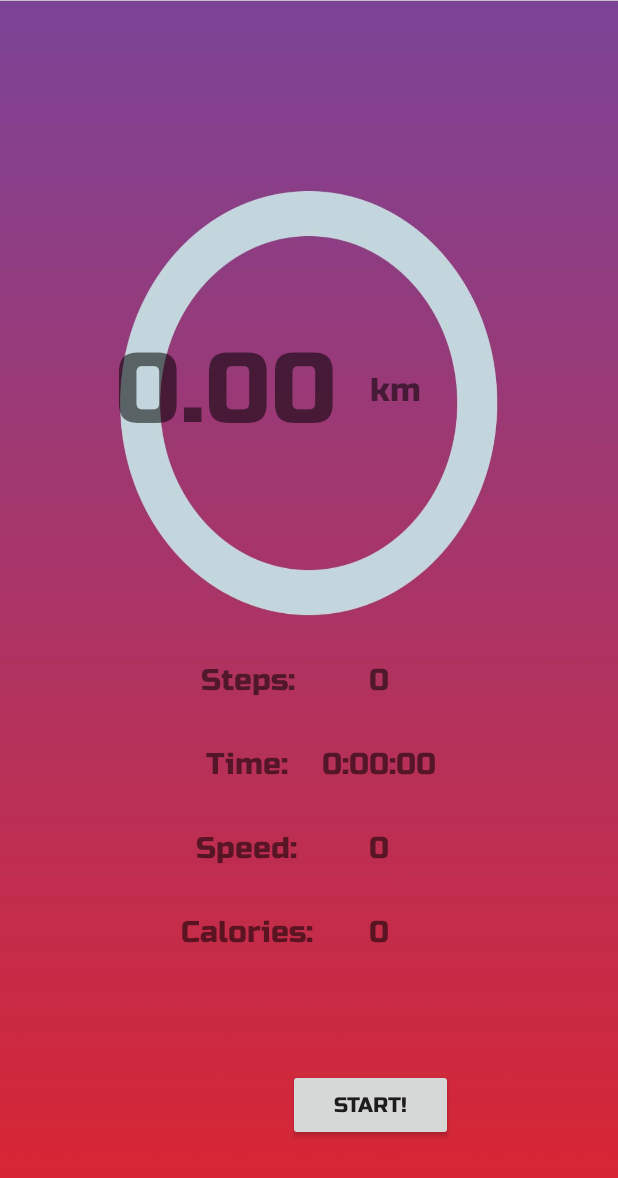
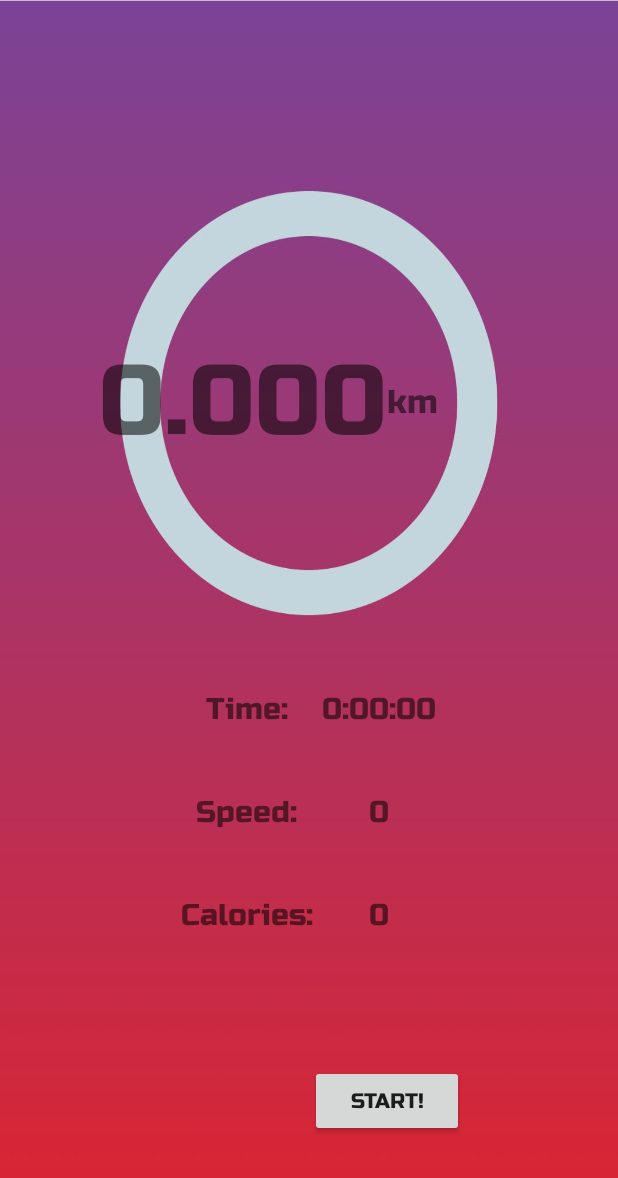
Before and after one commit to 1105959326/IAT359, an Android app: the RecordPage screen opened directly, with no data from a screen before it, on a phone screen of 412 x 824 dp. Shown: the top 1178 px of the screen. Run offline under Robolectric (Android 15) with nearby library versions, the phone set to English and light mode, and no system bars.

Commit message:
recordactivity

```diff
--- a/weFit/app/src/main/java/com/example/wefit/RecordPage.java
+++ b/weFit/app/src/main/java/com/example/wefit/RecordPage.java
@@ -1,12 +1,13 @@
 package com.example.wefit;
 
-import android.Manifest;
 import android.app.Activity;
-import android.content.pm.PackageManager;
 import android.hardware.Sensor;
 import android.hardware.SensorEvent;
 import android.hardware.SensorEventListener;
 import android.hardware.SensorManager;
+import android.location.Location;
+import android.location.LocationListener;
+import android.location.LocationManager;
 import android.os.Bundle;
 import android.os.CountDownTimer;
 import android.util.Log;
@@ -14,18 +15,26 @@ import android.view.View;
 import android.widget.Button;
 import android.widget.TextView;
 
-import androidx.core.content.ContextCompat;
+import androidx.annotation.NonNull;
 
-public class RecordPage extends Activity implements View.OnClickListener, SensorEventListener {
+import com.google.android.gms.location.FusedLocationProviderClient;
+import com.google.android.gms.location.LocationServices;
+
+public class RecordPage extends Activity implements View.OnClickListener, SensorEventListener, LocationListener {
 
     private Button startBtn, resumeBtn, finishBtn;
     private boolean state = false;
-    private TextView stepText, typeText, stateText, timeText;
+    private TextView  typeText, stateText, timeText, distanceText, speedText, caloryText;
     private String type;
     private SensorManager sm;
     private Sensor sensorS;
-    private int stepNum = 0, cnt;
+    private int cnt;
     private CountDownTimer t;
+    private FusedLocationProviderClient fusedLocationProviderClient;
+    private Location originL, currentL;
+    private LocationManager locationManager;
+    private float final_distance = (float) 0.000;
+
 
     public void onCreate(Bundle b) {
         super.onCreate(b);
@@ -33,11 +42,13 @@ public class RecordPage extends Activity implements View.OnClickListener, Sensor
 
         findById();
 
+        sm = (SensorManager)getSystemService(SENSOR_SERVICE); //set sensor manager
+        sensorS = sm.getDefaultSensor(Sensor.TYPE_ACCELEROMETER); //get accelerometer
+
+
         type = getIntent().getStringExtra("state");
-        if(type == "RUN")findViewById(R.id.step_layer).setVisibility(View.VISIBLE);
 
-        sm = (SensorManager) getSystemService(this.SENSOR_SERVICE);
-        sensorS = sm.getDefaultSensor(Sensor.TYPE_STEP_COUNTER);
+        fusedLocationProviderClient = LocationServices.getFusedLocationProviderClient(this);
 
         t = new CountDownTimer(Long.MAX_VALUE, 1) {
             @Override
@@ -57,6 +68,12 @@ public class RecordPage extends Activity implements View.OnClickListener, Sensor
 
             }
         };
+
+        locationManager = (LocationManager) getSystemService(LOCATION_SERVICE);
+        locationManager.requestLocationUpdates(
+                LocationManager.GPS_PROVIDER, 5000, 10, this);
+
+
         activity();
     }
 
@@ -66,10 +83,11 @@ public class RecordPage extends Activity implements View.OnClickListener, Sensor
         finishBtn = findViewById(R.id.finish_btn);
         timeText = findViewById(R.id.time_text);
 
-        stepText = findViewById(R.id.steps);
         typeText = findViewById(R.id.activity_type);
         stateText = findViewById(R.id.activity_state);
-
+        distanceText = findViewById(R.id.distance_txt);
+        speedText = findViewById(R.id.speed_text);
+        caloryText = findViewById(R.id.speed2);
 
         startBtn.setOnClickListener(this);
         resumeBtn.setOnClickListener(this);
@@ -82,8 +100,9 @@ public class RecordPage extends Activity implements View.OnClickListener, Sensor
     private void activity(){
         stateText.setText("");
         typeText.setText(type);
+
+
     }
-
 
     @Override
     public void onClick(View v) {
@@ -132,8 +151,7 @@ public class RecordPage extends Activity implements View.OnClickListener, Sensor
 //            stepNum++;
 //        }
 
-        stepText.setText(111);
-        Log.d("debug", String.valueOf(1));
+
     }
 
     @Override
@@ -155,4 +173,31 @@ public class RecordPage extends Activity implements View.OnClickListener, Sensor
 
         sm.unregisterListener(this, sensorS);
     }
+
+    @Override
+    public void onLocationChanged(@NonNull Location location) {
+        if (originL == null) originL = location;
+        else{
+            currentL = location;
+            //double distance = calculate(originL, currentL);
+            float distance = currentL.distanceTo(originL);
+            originL = currentL;
+            final_distance += distance;
+            distanceText.setText(String.format("%.3f", final_distance/1000));
+            speedText.setText(String.format("%.2f", final_distance/cnt*60));
+            caloryText.setText(String.format("%.2f", final_distance/1000 * 0.625));
+        }
+    }
+
+    private double calculate(Location oL, Location fL) {
+        double latA = Math.toRadians(oL.getAltitude());
+        double lonA = Math.toRadians(oL.getLongitude());
+        double latB = Math.toRadians(fL.getAltitude());
+        double lonB = Math.toRadians(fL.getLongitude());
+        double cosAng = (Math.cos(latA) * Math.cos(latB) * Math.cos(lonB-lonA)) +
+                (Math.sin(latA) * Math.sin(latB));
+        double ang = Math.acos(cosAng);
+        double dist = ang *6371;
+        return dist;
+    }
 }
--- a/weFit/app/src/main/res/layout/record_page.xml
+++ b/weFit/app/src/main/res/layout/record_page.xml
@@ -1,7 +1,7 @@
 <?xml version="1.0" encoding="utf-8"?>
-<androidx.constraintlayout.widget.ConstraintLayout
-    xmlns:android="http://schemas.android.com/apk/res/android"
+<androidx.constraintlayout.widget.ConstraintLayout xmlns:android="http://schemas.android.com/apk/res/android"
     xmlns:app="http://schemas.android.com/apk/res-auto"
+    android:id="@+id/calories_text"
     android:layout_width="match_parent"
     android:layout_height="match_parent"
     android:background="@drawable/bg4">
@@ -45,11 +45,11 @@
             android:gravity="center">
 
             <TextView
-                android:id="@+id/textView"
+                android:id="@+id/distance_txt"
                 android:layout_width="wrap_content"
                 android:layout_height="wrap_content"
-                android:text="0.00"
                 android:fontFamily="@font/russoone_regular"
+                android:text="0.000"
                 android:textSize="65sp" />
 
             <TextView
@@ -58,7 +58,7 @@
                 android:layout_height="wrap_content"
                 android:fontFamily="@font/russoone_regular"
                 android:text="km"
-                android:textSize="22sp"/>
+                android:textSize="22sp" />
         </TableRow>
 
         <TableRow
@@ -72,40 +72,9 @@
                 android:layout_weight="1">
 
                 <TableRow
-                    android:id="@+id/step_layer"
                     android:layout_width="match_parent"
                     android:layout_height="match_parent"
-                    android:layout_gravity="center"
                     android:layout_weight="1">
-
-                    <TextView
-                        android:id="@+id/textView5"
-                        android:layout_width="match_parent"
-                        android:layout_height="wrap_content"
-                        android:layout_gravity="center"
-                        android:layout_weight="1"
-                        android:gravity="end"
-                        android:text="Steps: "
-                        android:textSize="20sp"
-                        android:fontFamily="@font/russoone_regular"
-                        android:textAlignment="viewEnd" />
-
-                    <TextView
-                        android:id="@+id/steps"
-                        android:layout_width="wrap_content"
-                        android:layout_height="wrap_content"
-                        android:layout_gravity="center"
-                        android:layout_weight="1"
-                        android:textSize="20sp"
-                        android:fontFamily="@font/russoone_regular"
-                        android:text="0" />
-
-                </TableRow>
-
-                <TableRow
-                    android:layout_width="match_parent"
-                    android:layout_height="match_parent"
-                    android:layout_weight="1" >
 
                     <TextView
                         android:id="@+id/textView7"
@@ -113,28 +82,27 @@
                         android:layout_height="wrap_content"
                         android:layout_gravity="center"
                         android:layout_weight="1"
+                        android:fontFamily="@font/russoone_regular"
                         android:gravity="end"
                         android:text="Time: "
-                        android:textSize="20sp"
-                        android:fontFamily="@font/russoone_regular"
-                        android:textAlignment="viewEnd" />
+                        android:textAlignment="viewEnd"
+                        android:textSize="20sp" />
 
                     <TextView
                         android:id="@+id/time_text"
-                        android:layout_width="wrap_content"
+                        android:layout_width="match_parent"
                         android:layout_height="wrap_content"
                         android:layout_gravity="center"
                         android:layout_weight="1"
                         android:fontFamily="@font/russoone_regular"
                         android:text="0:00:00"
-                        android:textSize="20sp"
-                        />
+                        android:textSize="20sp" />
                 </TableRow>
 
                 <TableRow
                     android:layout_width="match_parent"
                     android:layout_height="match_parent"
-                    android:layout_weight="1" >
+                    android:layout_weight="1">
 
                     <TextView
                         android:id="@+id/textView8"
@@ -142,27 +110,27 @@
                         android:layout_height="wrap_content"
                         android:layout_gravity="center"
                         android:layout_weight="1"
+                        android:fontFamily="@font/russoone_regular"
                         android:gravity="end"
                         android:text="Speed: "
-                        android:textSize="20sp"
-                        android:fontFamily="@font/russoone_regular"
-                        android:textAlignment="viewEnd" />
+                        android:textAlignment="viewEnd"
+                        android:textSize="20sp" />
 
                     <TextView
-                        android:id="@+id/speed"
-                        android:layout_width="wrap_content"
+                        android:id="@+id/speed_text"
+                        android:layout_width="match_parent"
                         android:layout_height="wrap_content"
                         android:layout_gravity="center"
                         android:layout_weight="1"
                         android:fontFamily="@font/russoone_regular"
                         android:text="0"
-                        android:textSize="20sp"/>
+                        android:textSize="20sp" />
                 </TableRow>
 
                 <TableRow
                     android:layout_width="match_parent"
                     android:layout_height="match_parent"
-                    android:layout_weight="1" >
+                    android:layout_weight="1">
 
                     <TextView
                         android:id="@+id/textView9"
@@ -170,11 +138,11 @@
                         android:layout_height="wrap_content"
                         android:layout_gravity="center"
                         android:layout_weight="1"
+                        android:fontFamily="@font/russoone_regular"
                         android:gravity="end"
                         android:text="Calories: "
-                        android:textSize="20sp"
-                        android:fontFamily="@font/russoone_regular"
-                        android:textAlignment="viewEnd" />
+                        android:textAlignment="viewEnd"
+                        android:textSize="20sp" />
 
                     <TextView
                         android:id="@+id/speed2"
@@ -184,7 +152,7 @@
                         android:layout_weight="1"
                         android:fontFamily="@font/russoone_regular"
                         android:text="0"
-                        android:textSize="20sp"/>
+                        android:textSize="20sp" />
                 </TableRow>
             </TableLayout>
         </TableRow>
@@ -197,12 +165,12 @@
 
             <Button
                 android:id="@+id/resume_button"
-                android:layout_width="wrap_content"
+                style="@style/Widget.AppCompat.Button"
+                android:layout_width="match_parent"
                 android:layout_height="wrap_content"
                 android:layout_weight="1"
+                android:fontFamily="@font/russoone_regular"
                 android:text="Pause"
-                style="@style/Widget.AppCompat.Button"
-                android:fontFamily="@font/russoone_regular"
                 android:visibility="visible" />
 
             <Button
@@ -217,11 +185,11 @@
             <Button
                 android:id="@+id/finish_btn"
                 style="@style/Widget.AppCompat.Button"
-                android:layout_width="wrap_content"
+                android:layout_width="match_parent"
                 android:layout_height="wrap_content"
                 android:layout_weight="1"
+                android:fontFamily="@font/russoone_regular"
                 android:text="Finish"
-                android:fontFamily="@font/russoone_regular"
                 android:visibility="visible" />
 
         </TableRow>
```
